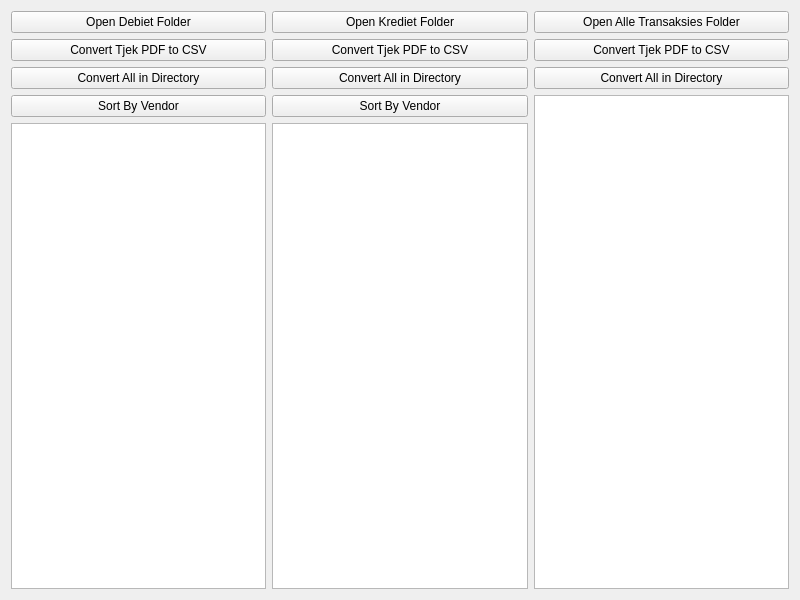
dschoonwinkel/StateAnalise, file form.ui: the form before one commit.
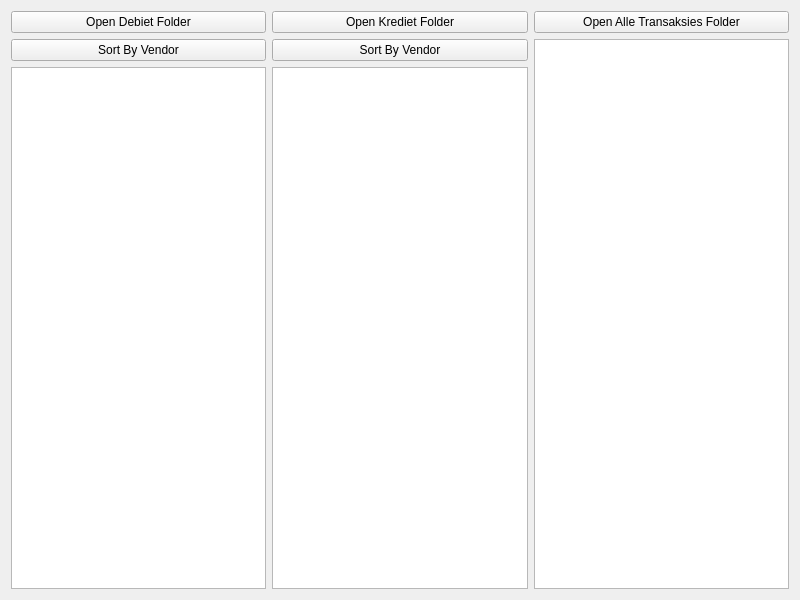
The form after the commit.

Commit message: Changed to use the CSV statement directory instead of parsing PDF

The edit to the form file:
```diff
--- a/form.ui
+++ b/form.ui
@@ -27,20 +27,6 @@
            </property>
           </widget>
          </item>
-         <item>
-          <widget class="QPushButton" name="buttonDebietToCSV">
-           <property name="text">
-            <string>Convert Tjek PDF to CSV</string>
-           </property>
-          </widget>
-         </item>
-         <item>
-          <widget class="QPushButton" name="buttonConvertAllDebiet">
-           <property name="text">
-            <string>Convert All in Directory</string>
-           </property>
-          </widget>
-         </item>
          <item>
           <widget class="QPushButton" name="buttonDebietSortVendor">
            <property name="text">
@@ -62,20 +48,6 @@
            </property>
           </widget>
          </item>
-         <item>
-          <widget class="QPushButton" name="buttonKredietToCSV">
-           <property name="text">
-            <string>Convert Tjek PDF to CSV</string>
-           </property>
-          </widget>
-         </item>
-         <item>
-          <widget class="QPushButton" name="buttonConvertAllKrediet">
-           <property name="text">
-            <string>Convert All in Directory</string>
-           </property>
-          </widget>
-         </item>
          <item>
           <widget class="QPushButton" name="buttonKredietSortVendor">
            <property name="text">
@@ -97,20 +69,6 @@
            </property>
           </widget>
          </item>
-         <item>
-          <widget class="QPushButton" name="buttonAlleTranToCSV">
-           <property name="text">
-            <string>Convert Tjek PDF to CSV</string>
-           </property>
-          </widget>
-         </item>
-         <item>
-          <widget class="QPushButton" name="pushButton_3">
-           <property name="text">
-            <string>Convert All in Directory</string>
-           </property>
-          </widget>
-         </item>
          <item>
           <widget class="QListView" name="ListViewAlleTranFiles"/>
          </item>
```
The commit also changes 3 other files.
